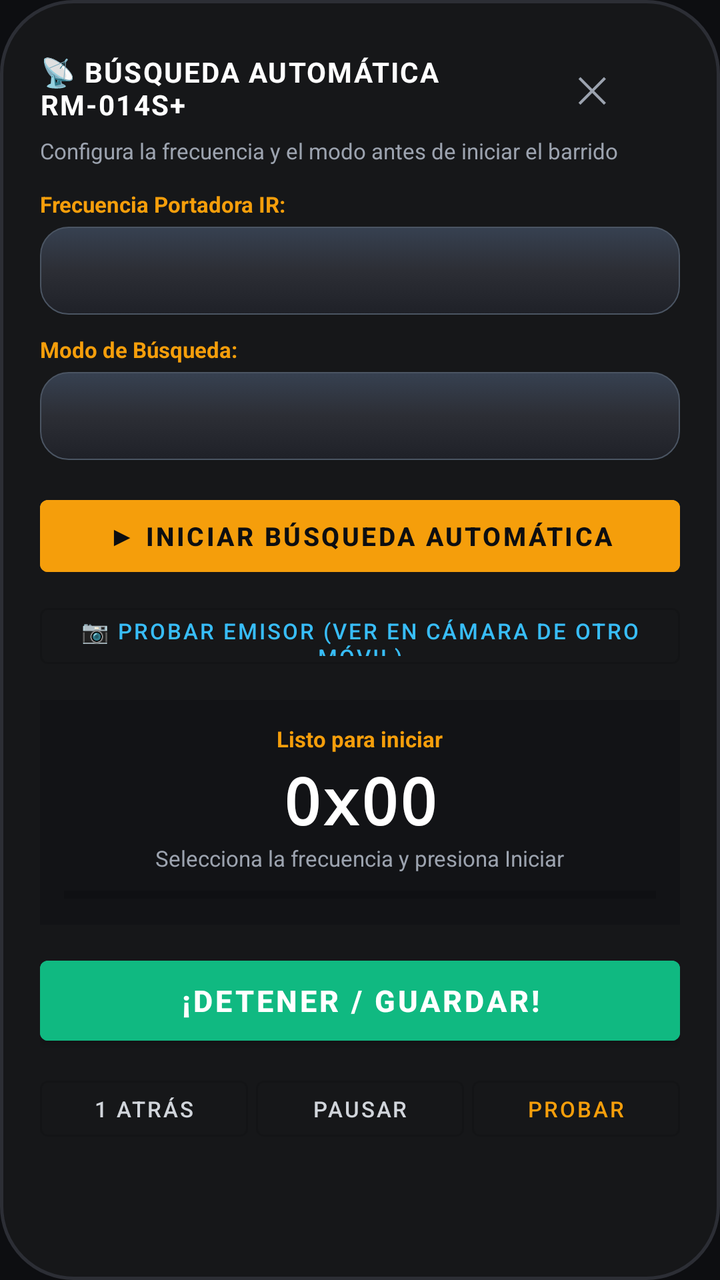
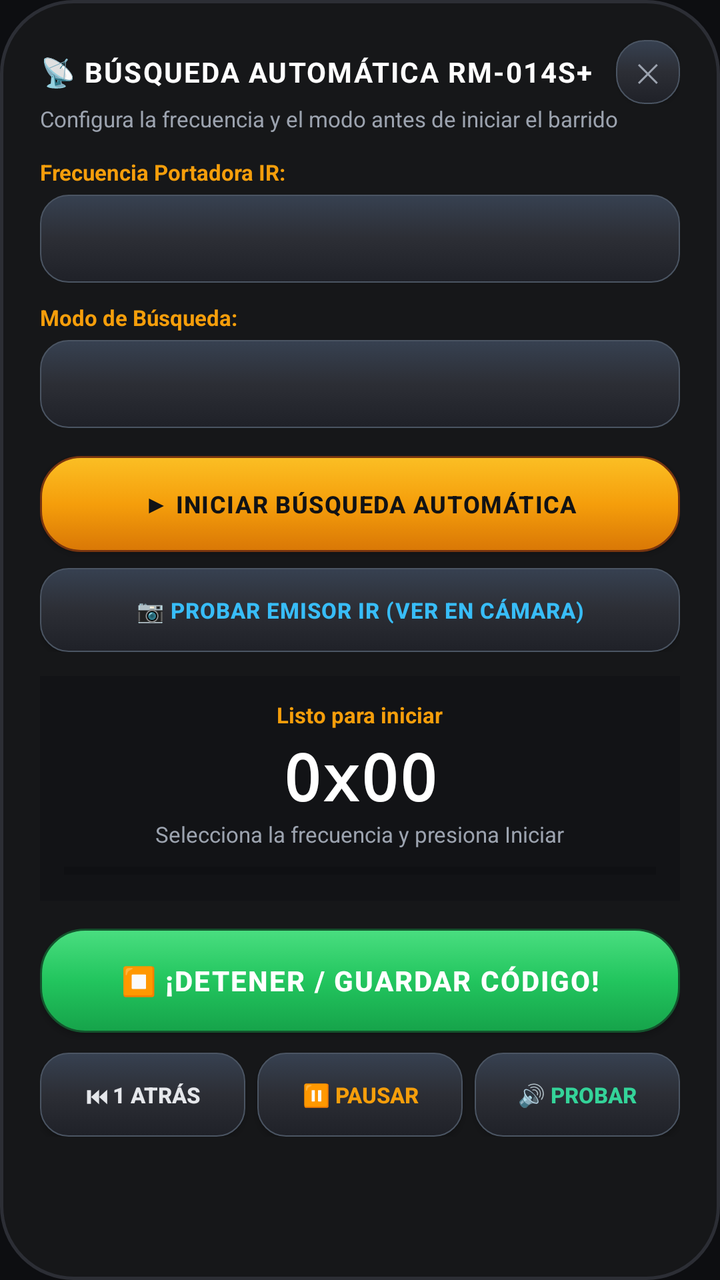

Before-and-after screenshots of an Android layout around one commit, followed by the original layout XML and the change that was made.
<!-- AndroidManifest.xml: application theme Theme.RM014S -->
<!-- res/layout/dialog_auto_scan.xml -->
<?xml version="1.0" encoding="utf-8"?>
<LinearLayout xmlns:android="http://schemas.android.com/apk/res/android"
    android:layout_width="match_parent"
    android:layout_height="wrap_content"
    android:orientation="vertical"
    android:background="@drawable/bg_remote_chassis"
    android:padding="20dp">

    
    <LinearLayout
        android:layout_width="match_parent"
        android:layout_height="wrap_content"
        android:gravity="center_vertical"
        android:orientation="horizontal">

        <TextView
            android:layout_width="0dp"
            android:layout_height="wrap_content"
            android:layout_weight="1"
            android:text="📡 BÚSQUEDA AUTOMÁTICA RM-014S+"
            android:textColor="@color/white"
            android:textSize="14sp"
            android:textStyle="bold"
            android:letterSpacing="0.05" />

        <Button
            android:id="@+id/btnCancelScan"
            style="@style/Widget.MaterialComponents.Button.TextButton"
            android:layout_width="wrap_content"
            android:layout_height="wrap_content"
            android:text="✕"
            android:textSize="18sp"
            android:textColor="#9CA3AF" />
    </LinearLayout>

    <TextView
        android:layout_width="wrap_content"
        android:layout_height="wrap_content"
        android:text="Configura la frecuencia y el modo antes de iniciar el barrido"
        android:textColor="#9CA3AF"
        android:textSize="11sp" />

    
    <TextView
        android:layout_width="wrap_content"
        android:layout_height="wrap_content"
        android:layout_marginTop="12dp"
        android:text="Frecuencia Portadora IR:"
        android:textColor="@color/amber_accent"
        android:textSize="11sp"
        android:textStyle="bold" />

    <Spinner
        android:id="@+id/spinnerFrequency"
        android:layout_width="match_parent"
        android:layout_height="44dp"
        android:layout_marginTop="4dp"
        android:background="@drawable/btn_remote_dark_pill"
        android:paddingStart="12dp"
        android:paddingEnd="12dp"
        android:theme="@style/ThemeOverlay.AppCompat.Dark" />

    
    <TextView
        android:layout_width="wrap_content"
        android:layout_height="wrap_content"
        android:layout_marginTop="10dp"
        android:text="Modo de Búsqueda:"
        android:textColor="@color/amber_accent"
        android:textSize="11sp"
        android:textStyle="bold" />

    <Spinner
        android:id="@+id/spinnerScanMode"
        android:layout_width="match_parent"
        android:layout_height="44dp"
        android:layout_marginTop="4dp"
        android:background="@drawable/btn_remote_dark_pill"
        android:paddingStart="12dp"
        android:paddingEnd="12dp"
        android:theme="@style/ThemeOverlay.AppCompat.Dark" />

    
    <LinearLayout
        android:id="@+id/layoutScanControlsBefore"
        android:layout_width="match_parent"
        android:layout_height="wrap_content"
        android:layout_marginTop="14dp"
        android:orientation="vertical">

        <Button
            android:id="@+id/btnStartScan"
            android:layout_width="match_parent"
            android:layout_height="48dp"
            android:text="▶ Iniciar Búsqueda Automática"
            android:textColor="@color/black_bg"
            android:textSize="13sp"
            android:textStyle="bold"
            android:backgroundTint="@color/amber_accent" />

        
        <Button
            android:id="@+id/btnTestCameraLed"
            style="@style/Widget.MaterialComponents.Button.OutlinedButton"
            android:layout_width="match_parent"
            android:layout_height="40dp"
            android:layout_marginTop="6dp"
            android:text="📷 Probar Emisor (Ver en Cámara de otro móvil)"
            android:textSize="11sp"
            android:textColor="#38BDF8"
            android:strokeColor="#38BDF8" />
    </LinearLayout>

    
    <LinearLayout
        android:id="@+id/layoutScanProgressBox"
        android:layout_width="match_parent"
        android:layout_height="wrap_content"
        android:layout_marginTop="12dp"
        android:background="#121316"
        android:orientation="vertical"
        android:gravity="center"
        android:padding="12dp">

        <TextView
            android:id="@+id/tvScanStatus"
            android:layout_width="wrap_content"
            android:layout_height="wrap_content"
            android:text="Listo para iniciar"
            android:textColor="@color/amber_accent"
            android:textSize="11sp"
            android:textStyle="bold" />

        <TextView
            android:id="@+id/tvScanHex"
            android:layout_width="wrap_content"
            android:layout_height="wrap_content"
            android:layout_marginTop="2dp"
            android:text="0x00"
            android:textColor="@color/white"
            android:textSize="32sp"
            android:textStyle="bold"
            android:fontFamily="monospace" />

        <TextView
            android:id="@+id/tvScanDetails"
            android:layout_width="wrap_content"
            android:layout_height="wrap_content"
            android:text="Selecciona la frecuencia y presiona Iniciar"
            android:textColor="#9CA3AF"
            android:textSize="11sp" />

        <ProgressBar
            android:id="@+id/progressBarScan"
            style="?android:attr/progressBarStyleHorizontal"
            android:layout_width="match_parent"
            android:layout_height="6dp"
            android:layout_marginTop="8dp"
            android:max="255"
            android:progress="0" />
    </LinearLayout>

    
    <Button
        android:id="@+id/btnStopAndSave"
        android:layout_width="match_parent"
        android:layout_height="52dp"
        android:layout_marginTop="12dp"
        android:text="¡DETENER / GUARDAR!"
        android:textColor="@color/white"
        android:textSize="15sp"
        android:textStyle="bold"
        android:backgroundTint="#10B981" />

    
    <LinearLayout
        android:layout_width="match_parent"
        android:layout_height="wrap_content"
        android:layout_marginTop="8dp"
        android:orientation="horizontal"
        android:weightSum="3">

        <Button
            android:id="@+id/btnStepBack"
            style="@style/Widget.MaterialComponents.Button.OutlinedButton"
            android:layout_width="0dp"
            android:layout_height="40dp"
            android:layout_weight="1"
            android:text="1 Atrás"
            android:textSize="11sp"
            android:textColor="#D1D5DB" />

        <Button
            android:id="@+id/btnPauseResume"
            style="@style/Widget.MaterialComponents.Button.OutlinedButton"
            android:layout_width="0dp"
            android:layout_height="40dp"
            android:layout_weight="1"
            android:layout_marginStart="4dp"
            android:layout_marginEnd="4dp"
            android:text="Pausar"
            android:textSize="11sp"
            android:textColor="#D1D5DB" />

        <Button
            android:id="@+id/btnTestVol"
            style="@style/Widget.MaterialComponents.Button.OutlinedButton"
            android:layout_width="0dp"
            android:layout_height="40dp"
            android:layout_weight="1"
            android:text="Probar"
            android:textSize="11sp"
            android:textColor="@color/amber_accent" />
    </LinearLayout>

</LinearLayout>
<!-- resources referenced by this layout -->
<resources>
  <color name="amber_accent">#F59E0B</color>
  <color name="black_bg">#0D0E11</color>
  <color name="white">#FFFFFF</color>
  <!-- drawable bg_remote_chassis (drawable) -->
  <?xml version="1.0" encoding="utf-8"?>
  <shape xmlns:android="http://schemas.android.com/apk/res/android">
      <solid android:color="@color/remote_body" />
      <corners android:radius="36dp" />
      <stroke android:width="1.5dp" android:color="@color/remote_border" />
  </shape>
  <!-- drawable btn_remote_dark_pill (drawable) -->
  <?xml version="1.0" encoding="utf-8"?>
  <selector xmlns:android="http://schemas.android.com/apk/res/android">
      <item android:state_pressed="true">
          <shape>
              <solid android:color="#1F2937" />
              <corners android:radius="14dp" />
              <stroke android:width="1dp" android:color="#000000" />
          </shape>
      </item>
      <item>
          <shape>
              <gradient
                  android:angle="270"
                  android:startColor="#374151"
                  android:centerColor="#2C2E35"
                  android:endColor="#1F2128" />
              <corners android:radius="14dp" />
              <stroke android:width="0.8dp" android:color="#4B5563" />
          </shape>
      </item>
  </selector>
  <style name="Theme.RM014S" parent="Theme.MaterialComponents.DayNight.NoActionBar">
          <item name="colorPrimary">@color/amber_accent</item>
          <item name="android:statusBarColor">@color/black_bg</item>
          <item name="android:navigationBarColor">@color/black_bg</item>
          <item name="android:windowBackground">@color/black_bg</item>
      </style>
  <color name="remote_body">#161719</color>
  <color name="remote_border">#2C2E35</color>
</resources>

<!-- the commit's change to res/layout/dialog_auto_scan.xml (unified diff, before → after) -->
@@ -23,14 +23,15 @@
             android:textStyle="bold"
             android:letterSpacing="0.05" />
 
-        <Button
+        <androidx.appcompat.widget.AppCompatButton
             android:id="@+id/btnCancelScan"
-            style="@style/Widget.MaterialComponents.Button.TextButton"
-            android:layout_width="wrap_content"
-            android:layout_height="wrap_content"
+            android:layout_width="32dp"
+            android:layout_height="32dp"
+            android:background="@drawable/btn_remote_dark_pill"
             android:text="✕"
-            android:textSize="18sp"
-            android:textColor="#9CA3AF" />
+            android:textSize="13sp"
+            android:textColor="#9CA3AF"
+            android:padding="0dp" />
     </LinearLayout>
 
     <TextView
@@ -88,27 +89,29 @@
         android:layout_marginTop="14dp"
         android:orientation="vertical">
 
-        <Button
+        <androidx.appcompat.widget.AppCompatButton
             android:id="@+id/btnStartScan"
             android:layout_width="match_parent"
             android:layout_height="48dp"
-            android:text="▶ Iniciar Búsqueda Automática"
-            android:textColor="@color/black_bg"
-            android:textSize="13sp"
-            android:textStyle="bold"
-            android:backgroundTint="@color/amber_accent" />
+            android:background="@drawable/btn_remote_pill_amber"
+            android:text="▶ INICIAR BÚSQUEDA AUTOMÁTICA"
+            android:textColor="#111215"
+            android:textSize="12sp"
+            android:textStyle="bold"
+            android:letterSpacing="0.04" />
 
         
-        <Button
+        <androidx.appcompat.widget.AppCompatButton
             android:id="@+id/btnTestCameraLed"
-            style="@style/Widget.MaterialComponents.Button.OutlinedButton"
             android:layout_width="match_parent"
-            android:layout_height="40dp"
-            android:layout_marginTop="6dp"
-            android:text="📷 Probar Emisor (Ver en Cámara de otro móvil)"
+            android:layout_height="42dp"
+            android:layout_marginTop="8dp"
+            android:background="@drawable/btn_remote_dark_pill"
+            android:text="📷 PROBAR EMISOR IR (VER EN CÁMARA)"
             android:textSize="11sp"
             android:textColor="#38BDF8"
-            android:strokeColor="#38BDF8" />
+            android:textStyle="bold"
+            android:letterSpacing="0.03" />
     </LinearLayout>
 
     
@@ -161,56 +164,62 @@
     </LinearLayout>
 
     
-    <Button
+    <androidx.appcompat.widget.AppCompatButton
         android:id="@+id/btnStopAndSave"
         android:layout_width="match_parent"
         android:layout_height="52dp"
-        android:layout_marginTop="12dp"
-        android:text="¡DETENER / GUARDAR!"
+        android:layout_marginTop="14dp"
+        android:background="@drawable/btn_remote_pill_green"
+        android:text="⏹ ¡DETENER / GUARDAR CÓDIGO!"
         android:textColor="@color/white"
-        android:textSize="15sp"
+        android:textSize="14sp"
         android:textStyle="bold"
-        android:backgroundTint="#10B981" />
-
-    
-    <LinearLayout
-        android:layout_width="match_parent"
-        android:layout_height="wrap_content"
-        android:layout_marginTop="8dp"
+        android:letterSpacing="0.05" />
+
+    
+    <LinearLayout
+        android:layout_width="match_parent"
+        android:layout_height="wrap_content"
+        android:layout_marginTop="10dp"
         android:orientation="horizontal"
         android:weightSum="3">
 
-        <Button
+        <androidx.appcompat.widget.AppCompatButton
             android:id="@+id/btnStepBack"
-            style="@style/Widget.MaterialComponents.Button.OutlinedButton"
-            android:layout_width="0dp"
-            android:layout_height="40dp"
-            android:layout_weight="1"
-            android:text="1 Atrás"
-            android:textSize="11sp"
-            android:textColor="#D1D5DB" />
-
-        <Button
+            android:layout_width="0dp"
+            android:layout_height="42dp"
+            android:layout_weight="1"
+            android:layout_marginEnd="4dp"
+            android:background="@drawable/btn_remote_dark_pill"
+            android:text="⏮ 1 ATRÁS"
+            android:textSize="11sp"
+            android:textColor="#E5E7EB"
+            android:textStyle="bold" />
+
+        <androidx.appcompat.widget.AppCompatButton
             android:id="@+id/btnPauseResume"
-            style="@style/Widget.MaterialComponents.Button.OutlinedButton"
-            android:layout_width="0dp"
-            android:layout_height="40dp"
+            android:layout_width="0dp"
+            android:layout_height="42dp"
+            android:layout_weight="1"
+            android:layout_marginStart="2dp"
+            android:layout_marginEnd="2dp"
+            android:background="@drawable/btn_remote_dark_pill"
+            android:text="⏸ PAUSAR"
+            android:textSize="11sp"
+            android:textColor="@color/amber_accent"
+            android:textStyle="bold" />
+
+        <androidx.appcompat.widget.AppCompatButton
+            android:id="@+id/btnTestVol"
+            android:layout_width="0dp"
+            android:layout_height="42dp"
             android:layout_weight="1"
             android:layout_marginStart="4dp"
-            android:layout_marginEnd="4dp"
-            android:text="Pausar"
-            android:textSize="11sp"
-            android:textColor="#D1D5DB" />
-
-        <Button
-            android:id="@+id/btnTestVol"
-            style="@style/Widget.MaterialComponents.Button.OutlinedButton"
-            android:layout_width="0dp"
-            android:layout_height="40dp"
-            android:layout_weight="1"
-            android:text="Probar"
-            android:textSize="11sp"
-            android:textColor="@color/amber_accent" />
+            android:background="@drawable/btn_remote_dark_pill"
+            android:text="🔊 PROBAR"
+            android:textSize="11sp"
+            android:textColor="#34D399"
+            android:textStyle="bold" />
     </LinearLayout>
 
 </LinearLayout>
<!-- resource entries referenced after the edit -->
@@ -32,6 +32,50 @@
           </shape>
       </item>
   </selector>
+  <!-- drawable btn_remote_pill_amber (drawable) -->
+  <?xml version="1.0" encoding="utf-8"?>
+  <selector xmlns:android="http://schemas.android.com/apk/res/android">
+      <item android:state_pressed="true">
+          <shape>
+              <solid android:color="#B45309" />
+              <corners android:radius="20dp" />
+              <stroke android:width="1dp" android:color="#000000" />
+          </shape>
+      </item>
+      <item>
+          <shape>
+              <gradient
+                  android:angle="270"
+                  android:startColor="#FBBF24"
+                  android:centerColor="#F59E0B"
+                  android:endColor="#D97706" />
+              <corners android:radius="20dp" />
+              <stroke android:width="1dp" android:color="#78350F" />
+          </shape>
+      </item>
+  </selector>
+  <!-- drawable btn_remote_pill_green (drawable) -->
+  <?xml version="1.0" encoding="utf-8"?>
+  <selector xmlns:android="http://schemas.android.com/apk/res/android">
+      <item android:state_pressed="true">
+          <shape>
+              <solid android:color="#15803D" />
+              <corners android:radius="22dp" />
+              <stroke android:width="1dp" android:color="#000000" />
+          </shape>
+      </item>
+      <item>
+          <shape>
+              <gradient
+                  android:angle="270"
+                  android:startColor="#4ADE80"
+                  android:centerColor="#22C55E"
+                  android:endColor="#16A34A" />
+              <corners android:radius="22dp" />
+              <stroke android:width="1dp" android:color="#14532D" />
+          </shape>
+      </item>
+  </selector>
   <style name="Theme.RM014S" parent="Theme.MaterialComponents.DayNight.NoActionBar">
           <item name="colorPrimary">@color/amber_accent</item>
           <item name="android:statusBarColor">@color/black_bg</item>
